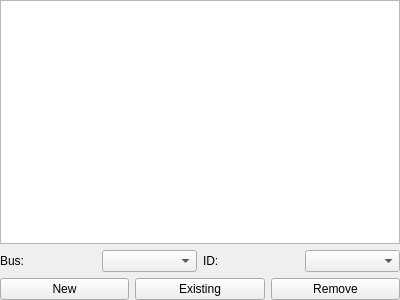
First picture: the form in src/qt/qt_settingsharddisks.ui, repository 86Box/86Box, before the edit.
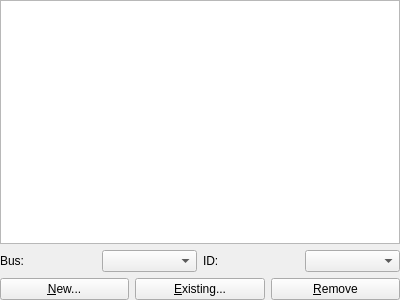
Second picture: the form after the edit.

What changed in the file:
```diff
--- a/src/qt/qt_settingsharddisks.ui
+++ b/src/qt/qt_settingsharddisks.ui
@@ -68,21 +68,21 @@
      <item>
       <widget class="QPushButton" name="pushButtonNew">
        <property name="text">
-        <string>New</string>
+        <string>&amp;New...</string>
        </property>
       </widget>
      </item>
      <item>
       <widget class="QPushButton" name="pushButtonExisting">
        <property name="text">
-        <string>Existing</string>
+        <string>&amp;Existing...</string>
        </property>
       </widget>
      </item>
      <item>
       <widget class="QPushButton" name="pushButtonRemove">
        <property name="text">
-        <string>Remove</string>
+        <string>&amp;Remove</string>
        </property>
       </widget>
      </item>
```
